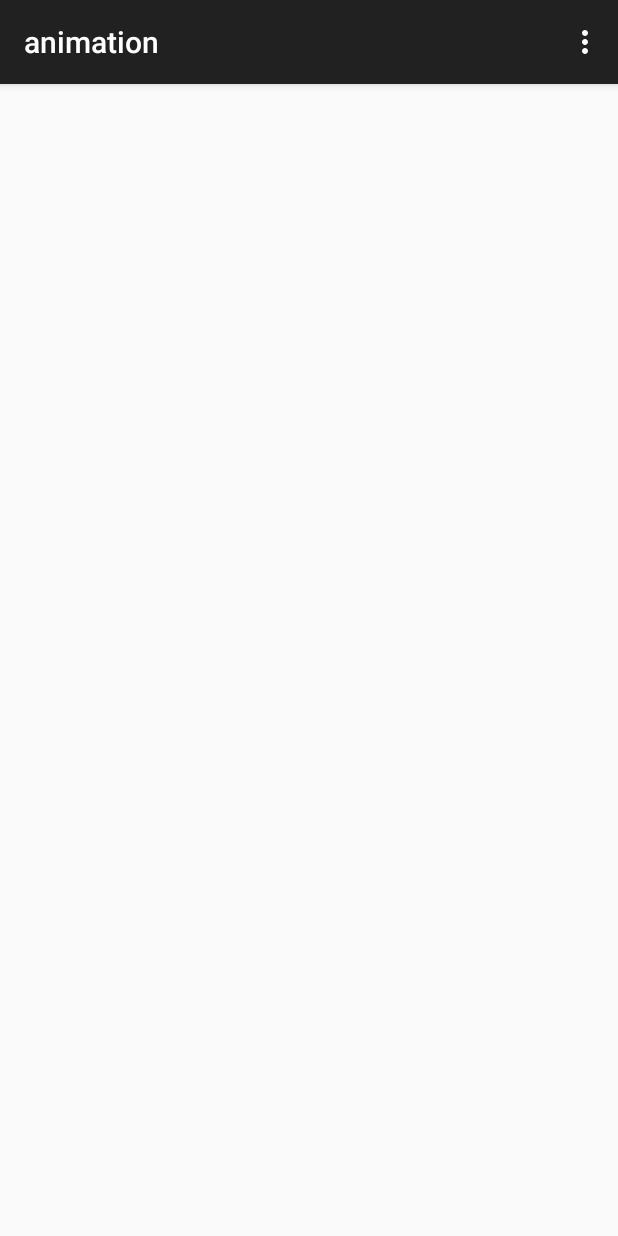
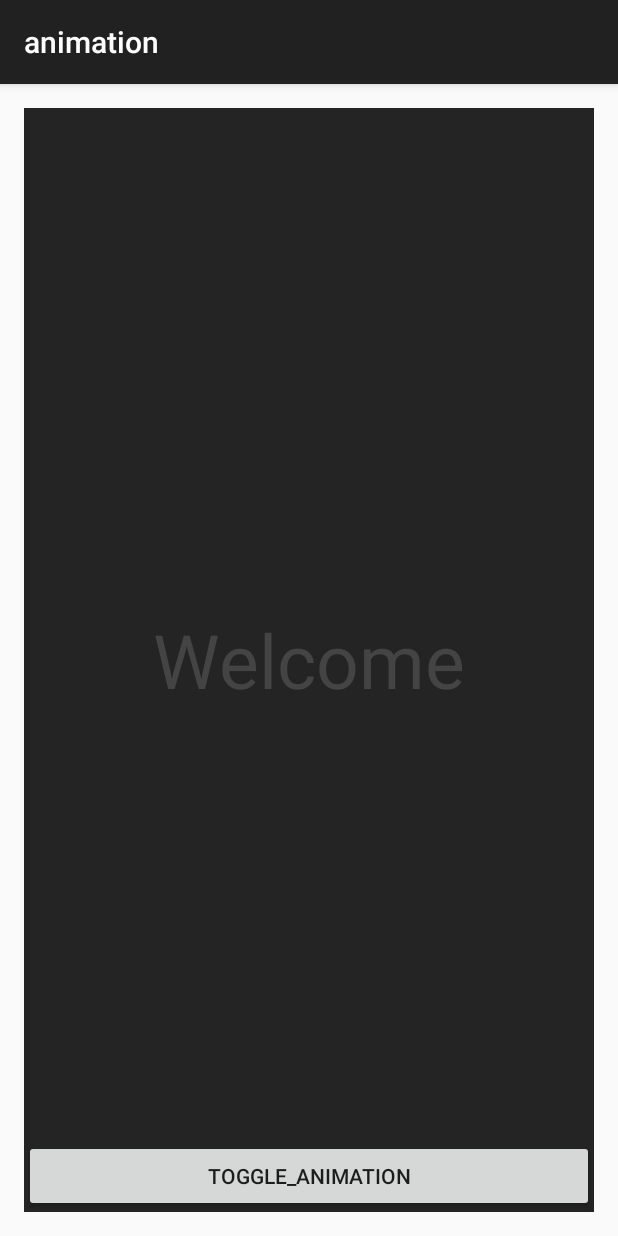
Before and after one commit to habbite/20151116_startgit, an Android app: the screen it shows after launch (MainActivity), on a phone screen of 412 x 824 dp. Run offline under Robolectric (Android 15) with nearby library versions, the light colour scheme and no system bars; our stand-ins replace Shimmer.

Commit message:
add my simple Shimmer[fixer]doni

```diff
--- a/animation/animation/app/build.gradle
+++ b/animation/animation/app/build.gradle
@@ -23,4 +23,5 @@ dependencies {
     compile fileTree(dir: 'libs', include: ['*.jar'])
     testCompile 'junit:junit:4.12'
     compile 'com.android.support:appcompat-v7:21.0.3'
+    compile project(':library')
 }
--- a/animation/animation/app/src/main/java/shimmer/anim/com/animation/MainActivity.java
+++ b/animation/animation/app/src/main/java/shimmer/anim/com/animation/MainActivity.java
@@ -2,36 +2,28 @@ package shimmer.anim.com.animation;
 
 import android.os.Bundle;
 import android.support.v7.app.ActionBarActivity;
-import android.view.Menu;
-import android.view.MenuItem;
+import android.view.View;
+import android.widget.TextView;
+
+import shimmer.anim.com.library.Shimmer;
+import shimmer.anim.com.library.ShimmerTextView;
+
 
 public class MainActivity extends ActionBarActivity {
+
+    private ShimmerTextView tv;
+    private Shimmer shimmer;
 
     @Override
     protected void onCreate(Bundle savedInstanceState) {
         super.onCreate(savedInstanceState);
         setContentView(R.layout.activity_main);
+        tv = (ShimmerTextView) findViewById(R.id.shimmer_tv);
+
     }
 
-    @Override
-    public boolean onCreateOptionsMenu(Menu menu) {
-        // Inflate the menu; this adds items to the action bar if it is present.
-        getMenuInflater().inflate(R.menu.menu_main, menu);
-        return true;
-    }
-
-    @Override
-    public boolean onOptionsItemSelected(MenuItem item) {
-        // Handle action bar item clicks here. The action bar will
-        // automatically handle clicks on the Home/Up button, so long
-        // as you specify a parent activity in AndroidManifest.xml.
-        int id = item.getItemId();
-
-        //noinspection SimplifiableIfStatement
-        if (id == R.id.action_settings) {
-            return true;
-        }
-
-        return super.onOptionsItemSelected(item);
+    public void toggleAnimation(View target) {
+            shimmer = new Shimmer();
+            shimmer.start(tv);
     }
 }
--- a/animation/animation/app/src/main/res/layout/activity_main.xml
+++ b/animation/animation/app/src/main/res/layout/activity_main.xml
@@ -10,11 +10,20 @@
     tools:context="shimmer.anim.com.animation.MainActivity">
 
 
-    <FrameLayout
+    <FrameLayout xmlns:android="http://schemas.android.com/apk/res/android"
+        xmlns:my="http://schemas.android.com/shimmer/anim/com/library/ShimmerTextView"
+        android:background="#242424"
         android:layout_width="match_parent"
         android:layout_height="match_parent">
 
         <shimmer.anim.com.library.ShimmerTextView
+            android:id="@+id/shimmer_tv"
+            android:text="@string/shimmer"
+            android:layout_width="wrap_content"
+            android:layout_height="wrap_content"
+            android:textColor="#444"
+            android:textSize="50sp"
+            android:layout_gravity="center"
         />
 
         <Button
--- a/animation/animation/app/src/main/res/values/strings.xml
+++ b/animation/animation/app/src/main/res/values/strings.xml
@@ -2,4 +2,5 @@
     <string name="app_name">animation</string>
     <string name="action_settings">Settings</string>
     <string name="toggle_animation">toggle_animation</string>
+    <string name="shimmer">Welcome</string>
 </resources>
--- a/animation/animation/library/src/main/java/shimmer/anim/com/library/ShimmerTextView.java
+++ b/animation/animation/library/src/main/java/shimmer/anim/com/library/ShimmerTextView.java
@@ -1,7 +1,14 @@
 package shimmer.anim.com.library;
 
 import android.content.Context;
+import android.content.res.TypedArray;
+import android.graphics.Canvas;
+import android.graphics.LinearGradient;
+import android.graphics.Matrix;
+import android.graphics.Paint;
+import android.graphics.Shader;
 import android.util.AttributeSet;
+import android.util.Log;
 import android.widget.TextView;
 
 /**
@@ -9,22 +16,115 @@ import android.widget.TextView;
  */
 public class ShimmerTextView extends TextView {
 
+    private static final String TAG = "ShimmerTextView--doni";
+
+    private float gradient;
+    private int primaryColor;
+    // shimmer reflection color
+    private int reflectionColor;
+
+    private Paint paint;
+    private LinearGradient linearGradient;
+    private Matrix linearGradientMatrix;
 
     /***************************************/
     public ShimmerTextView(Context context) {
         super(context);
+        Log.i(TAG, "ShimmerTextView000");
     }
 
     public ShimmerTextView(Context context, AttributeSet attrs) {
         super(context, attrs);
+        Log.i(TAG, "ShimmerTextView111");
+        primaryColor = getCurrentTextColor();
+        paint = getPaint();
+        init(attrs);
     }
+
 
     public ShimmerTextView(Context context, AttributeSet attrs, int defStyleAttr) {
         super(context, attrs, defStyleAttr);
+        Log.i(TAG, "ShimmerTextView222");
+        primaryColor = getCurrentTextColor();
+        paint = getPaint();
+        init(attrs);
     }
-    /***************************************/
 
 
+    /****************新增的方法************************/
+    private void init(AttributeSet attributeSet) {
+        reflectionColor = 0xFFFFFFFF;
+        if (attributeSet != null) {
+            TypedArray a = this.getContext().obtainStyledAttributes(attributeSet, R.styleable.ShimmerView, 0, 0);
+            if (a != null) {
+                try {
+                    reflectionColor = a.getColor(R.styleable.ShimmerView_reflectionColor, 0xFFFF0000);
+                } catch (Exception e) {
+                    android.util.Log.e("ShimmerTextView", "Error while creating the view:", e);
+                } finally {
+                    a.recycle();
+                }
+            }
+        }
+
+        linearGradientMatrix = new Matrix();
+    }
+
+    private void resetLinearGradient() {
+
+        // our gradient is a simple linear gradient from textColor to reflectionColor. its axis is at the center
+        // when it's outside of the view, the outer color (textColor) will be repeated (Shader.TileMode.CLAMP)
+        // initially, the linear gradient is positioned on the left side of the view
+        linearGradient = new LinearGradient(-this.getWidth(), 0, 0, 0,
+                new int[]{
+                        primaryColor,
+                        reflectionColor,
+                        primaryColor,
+                },
+                new float[]{
+                        0,
+                        0.5f,
+                        1
+                },
+                Shader.TileMode.CLAMP
+        );
+
+        paint.setShader(linearGradient);
+    }
 
 
+     void setGradientX(float gradient){
+
+         Log.i(TAG,"setgradientX"+gradient);
+         this.gradient = gradient;
+         this.invalidate();
+    }
+
+    /*****************************************/
+
+    @Override
+    protected void onSizeChanged(int w, int h, int oldw, int oldh) {
+        Log.i(TAG,"onSizeChanged");
+        super.onSizeChanged(w, h, oldw, oldh);
+        resetLinearGradient();
+    }
+
+
+    @Override
+    protected void onDraw(Canvas canvas) {
+        Log.i(TAG,"onDraw");
+            // first onDraw() when shimmering
+            if (paint.getShader() == null) {
+                paint.setShader(linearGradient);
+            }
+
+            // translate the shader local matrix
+            linearGradientMatrix.setTranslate(2 * gradient, 0);
+
+            // this is required in order to invalidate the shader's position
+            linearGradient.setLocalMatrix(linearGradientMatrix);
+
+
+        super.onDraw(canvas);
+    }
 }
```
Also changed, not shown: animation/animation/library/src/main/java/shimmer/anim/com/library/Shimmer.java (added, +56 -0 lines), animation/animation/library/src/main/res/values/attrs.xml (added, +7 -0 lines).
